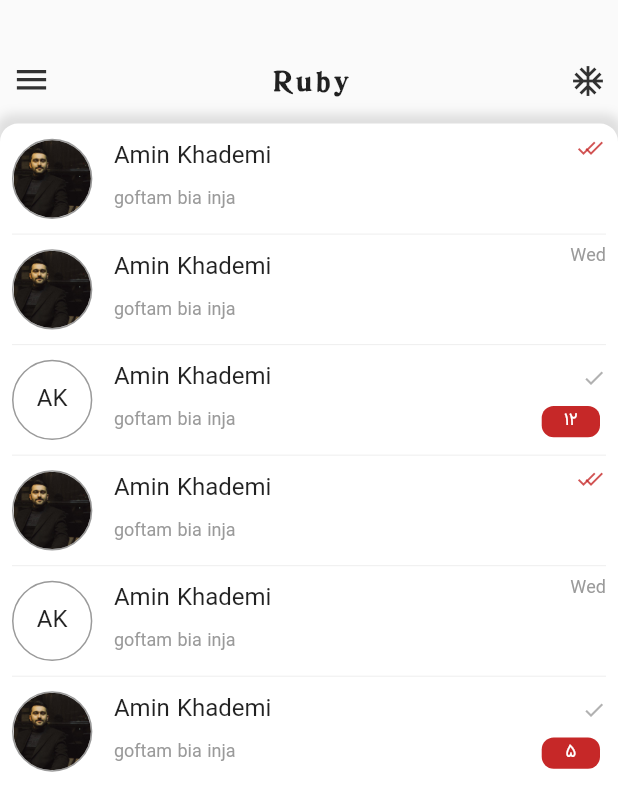
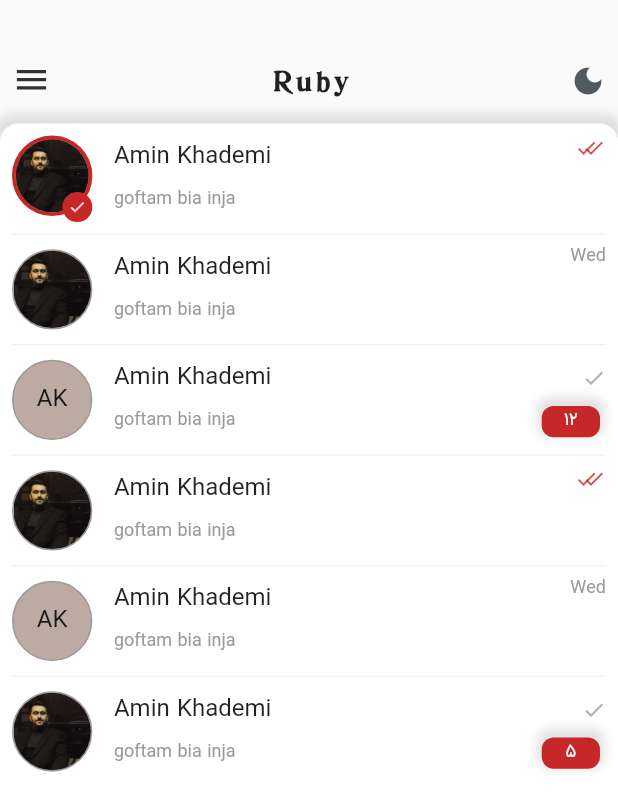
Before and after one commit to Amin397/ruby-messanger, a Flutter app: the screen it shows after launch, on a phone screen of 412 x 824 dp. Shown: the top 811 px of the screen. Run offline on Flutter 3.47's test engine with Material 2 defaults, Android fonts, the phone set to English and light mode, and no system bars; drawn by our look-alikes of auto_size_text; our stand-ins replace flutter_staggered_animations, get, get_storage, lottie.

Commit message:
last update 4 khordad 1401

```diff
--- a/lib/MainModel/chat_model.dart
+++ b/lib/MainModel/chat_model.dart
@@ -8,10 +8,12 @@ class ChatModel {
   bool? seen;
   bool? delivered;
   RxInt unreadMessage;
+  RxBool isSelected;
 
   ChatModel({
     this.image,
     required this.title,
+    required this.isSelected,
     this.lastMessage,
     this.delivered,
     required this.fromMe,
--- a/lib/Screens/Home/Controller/home_controller.dart
+++ b/lib/Screens/Home/Controller/home_controller.dart
@@ -3,7 +3,7 @@ import 'package:get/get.dart';
 import 'package:rubymessanger/MainModel/chat_model.dart';
 
 class HomeController extends GetxController
-    with GetSingleTickerProviderStateMixin {
+    with GetTickerProviderStateMixin {
   late AnimationController animatedIconController;
   RxBool isCollapsed = false.obs;
 
@@ -16,6 +16,7 @@ class HomeController extends GetxController
       image: 'assets/images/image.jpg',
       lastMessage: 'goftam bia inja',
       seen: true,
+      isSelected: true.obs,
     ),
     ChatModel(
       fromMe: false,
@@ -25,6 +26,7 @@ class HomeController extends GetxController
       image: 'assets/images/image.jpg',
       lastMessage: 'goftam bia inja',
       seen: true,
+      isSelected: false.obs,
     ),
     ChatModel(
       fromMe: true,
@@ -34,6 +36,7 @@ class HomeController extends GetxController
       image: '',
       lastMessage: 'goftam bia inja',
       seen: true,
+      isSelected: false.obs,
     ),
     ChatModel(
       fromMe: true,
@@ -43,6 +46,7 @@ class HomeController extends GetxController
       image: 'assets/images/image.jpg',
       lastMessage: 'goftam bia inja',
       seen: true,
+      isSelected: false.obs,
     ),
     ChatModel(
       fromMe: false,
@@ -52,6 +56,7 @@ class HomeController extends GetxController
       image: '',
       lastMessage: 'goftam bia inja',
       seen: true,
+      isSelected: false.obs,
     ),
     ChatModel(
       fromMe: true,
@@ -61,15 +66,25 @@ class HomeController extends GetxController
       image: 'assets/images/image.jpg',
       lastMessage: 'goftam bia inja',
       seen: true,
+      isSelected: false.obs,
     ),
   ];
 
+
+  RxBool isDark = false.obs;
+
   @override
   void onInit() {
+    if(Get.isDarkMode){
+      isDark(true);
+    }
     animatedIconController = AnimationController(
       vsync: this,
       duration: const Duration(milliseconds: 300),
+      reverseDuration: const Duration(milliseconds: 300),
     );
+
+    update();
 
     super.onInit();
   }
@@ -86,8 +101,26 @@ class HomeController extends GetxController
   }
 
   void changeTheme() {
-    Get.changeTheme(
-      (Get.isDarkMode) ? ThemeData.light() : ThemeData.dark(),
-    );
+    if(Get.isDarkMode){
+      Get.changeTheme(ThemeData.light());
+      isDark(false);
+    }else{
+      Get.changeTheme(ThemeData.dark());
+      isDark(true);
+    }
+    update(['theme']);
+
+  }
+
+  void selectChat({required ChatModel item}) {
+    item.isSelected(true);
+  }
+
+  void tapOnChat({required ChatModel item}) {
+    if (listOfChats.any((element) => element.isSelected.isTrue)) {
+      item.isSelected(!item.isSelected.value);
+    } else {
+      print('single');
+    }
   }
 }
--- a/lib/Screens/Home/View/Widget/build_chat_item.dart
+++ b/lib/Screens/Home/View/Widget/build_chat_item.dart
@@ -1,3 +1,5 @@
+import 'dart:math';
+
 import 'package:auto_size_text/auto_size_text.dart';
 import 'package:flutter/material.dart';
 import 'package:get/get.dart';
@@ -5,6 +7,7 @@ import 'package:rubymessanger/Const/ColorUtils.dart';
 import 'package:rubymessanger/Const/Consts.dart';
 import 'package:rubymessanger/MainModel/chat_model.dart';
 import 'package:rubymessanger/Screens/Home/Controller/home_controller.dart';
+import 'package:rubymessanger/Utils/view_utils.dart';
 
 class BuildChatItem extends StatelessWidget {
   const BuildChatItem({
@@ -21,6 +24,13 @@ class BuildChatItem extends StatelessWidget {
   Widget build(BuildContext context) {
     return Directionality(
       textDirection: TextDirection.rtl,
+      child: InkWell(
+        onLongPress: (){
+          controller.selectChat(item:chat,);
+        },
+        onTap: (){
+          controller.tapOnChat(item:chat);
+        },
         child: SizedBox(
           width: Get.width,
           height: Get.height * .07,
@@ -32,6 +42,7 @@ class BuildChatItem extends StatelessWidget {
               ),
               _buildAvatar(),
             ],
+          ),
         ),
       ),
     );
@@ -49,16 +60,24 @@ class BuildChatItem extends StatelessWidget {
       name = name + o.substring(0, 1).toUpperCase();
     }
 
-    return Container(
+    return Stack(
+      children: [
+        Obx(
+          () => AnimatedContainer(
+            duration: const Duration(milliseconds: 300),
             width: Get.width * .13,
             height: Get.width * .13,
             decoration: BoxDecoration(
                 shape: BoxShape.circle,
                 border: Border.all(
-          color: ColorUtils.grey,
-          width: 1.0,
+                  color: (chat.isSelected.isTrue)
+                      ? Colors.red.shade800
+                      : ColorUtils.grey,
+                  width: (chat.isSelected.isTrue) ? 2.5 : 1.0,
                 ),
-      ),
+                color: Colors
+                    .primaries[Random().nextInt(Colors.primaries.length)]
+                    .withOpacity(.5)),
             child: (chat.image!.length > 5)
                 ? ClipRRect(
                     borderRadius: BorderRadius.circular(50.0),
@@ -78,6 +97,32 @@ class BuildChatItem extends StatelessWidget {
                       ),
                     ),
                   ),
+          ),
+        ),
+        Obx(
+          () => (chat.isSelected.isTrue)
+              ? Align(
+                  alignment: Alignment.bottomRight,
+                  child: AnimatedContainer(
+                    duration: const Duration(milliseconds: 300),
+                    height: 20.0,
+                    width: 20.0,
+                    decoration: BoxDecoration(
+                      color: Colors.red.shade800,
+                      shape: BoxShape.circle,
+                    ),
+                    child: const Center(
+                      child: Icon(
+                        Icons.check,
+                        color: Colors.white,
+                        size: 12.0,
+                      ),
+                    ),
+                  ),
+                )
+              : const SizedBox(),
+        )
+      ],
     );
   }
 
@@ -151,6 +196,7 @@ class BuildChatItem extends StatelessWidget {
                                 decoration: BoxDecoration(
                                   color: Colors.red.shade800,
                                   borderRadius: radiusAll8,
+                                  boxShadow: ViewUtils.shadow(),
                                 ),
                                 child: Center(
                                   child: AutoSizeText(
--- a/lib/Screens/Home/View/Widget/home_back_widget.dart
+++ b/lib/Screens/Home/View/Widget/home_back_widget.dart
@@ -1,6 +1,7 @@
 import 'package:auto_size_text/auto_size_text.dart';
 import 'package:flutter/material.dart';
 import 'package:get/get.dart';
+import 'package:lottie/lottie.dart';
 import 'package:rubymessanger/Const/ColorUtils.dart';
 import 'package:rubymessanger/Const/Consts.dart';
 import '../../Controller/home_controller.dart';
@@ -34,12 +35,43 @@ class HomeBackWidget extends StatelessWidget {
         mainAxisAlignment: MainAxisAlignment.spaceBetween,
         crossAxisAlignment: CrossAxisAlignment.end,
         children: [
-          GestureDetector(
-            onTap: () {
-              controller.changeTheme();
-            },
-            child: const Icon(Icons.ac_unit),
+          GetBuilder(
+            id: 'theme',
+            init: controller,
+            builder: (ctx)=>GestureDetector(
+              onTap: () {
+                controller.changeTheme();
+              },
+              child: AnimatedSwitcher(
+                duration: const Duration(milliseconds: 200),
+                transitionBuilder: (
+                    widget,
+                    animation,
+                    ) =>
+                    ScaleTransition(
+                      scale: animation,
+                      child: widget,
+                    ),
+                child: (controller.isDark.isTrue)
+                    ? Icon(
+                  Icons.sunny,
+                  color: Colors.yellow.shade600,
+                  key: UniqueKey(),
+                )
+                    : Icon(
+                  Icons.dark_mode,
+                  color: Colors.blueGrey.shade900,
+                  // key: UniqueKey(),
+                ),
+              ),
+            ),
           ),
+          // GestureDetector(
+          //   onTap: () {
+          //     controller.changeTheme();
+          //   },
+          //   child: const Icon(Icons.ac_unit),
+          // ),
           const AutoSizeText(
             'Ruby',
             style: TextStyle(
--- a/lib/Screens/Home/View/Widget/home_front_widget.dart
+++ b/lib/Screens/Home/View/Widget/home_front_widget.dart
@@ -14,7 +14,18 @@ class HomeFrontWidget extends StatelessWidget {
   @override
   Widget build(BuildContext context) {
     return Obx(
-      () => Align(
+      () => WillPopScope(
+        onWillPop: () async {
+          if(controller.listOfChats.any((element) => element.isSelected.isTrue)){
+            for (var element in controller.listOfChats) {
+              element.isSelected(false);
+            }
+          }else if(controller.isCollapsed.isTrue){
+            controller.openMenu();
+          }
+          return false;
+        },
+        child: Align(
           alignment: Alignment.bottomCenter,
           child: AnimatedContainer(
             padding: paddingAll8,
@@ -52,6 +63,7 @@ class HomeFrontWidget extends StatelessWidget {
             ),
           ),
         ),
+      ),
     );
   }
 }
```
Also changed, not shown: assets/anims/themeSwitcher.json (added, +1 -0 lines). Lines whose indentation alone changed are shown as unchanged.
